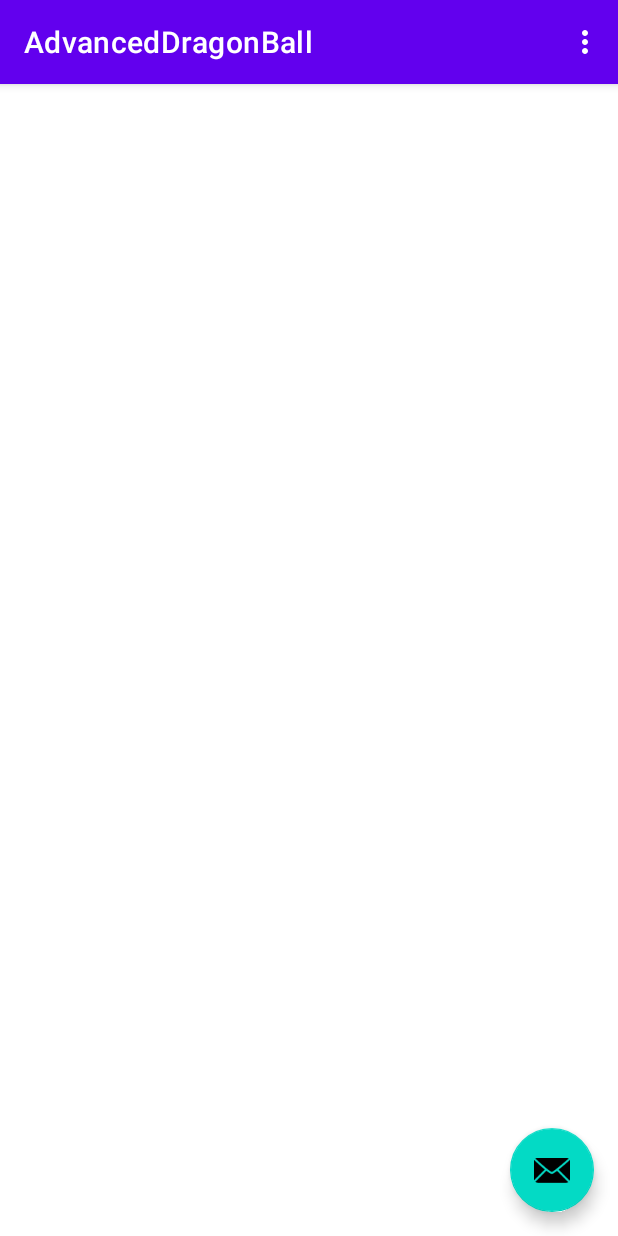
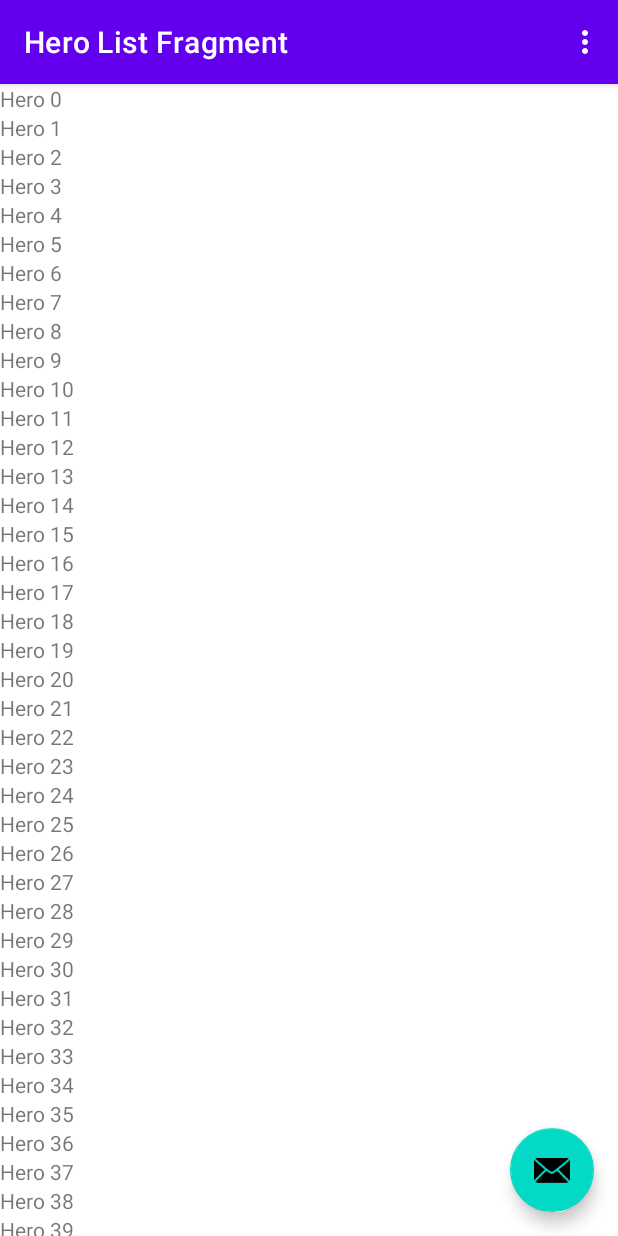
Before and after one commit to RobertRs-coder/AdvancedDragonBall, an Android app: the screen it shows after launch (MainActivity), on a phone screen of 412 x 824 dp. Run offline under Robolectric (Android 15) with nearby library versions, the light colour scheme and no system bars; our stand-ins replace navigation-ui.

Commit message:
RecyclerView done

```diff
--- a/app/src/main/java/com/advanced/advanceddragonball/HeroListFragment.kt
+++ b/app/src/main/java/com/advanced/advanceddragonball/HeroListFragment.kt
@@ -5,12 +5,10 @@ import androidx.fragment.app.Fragment
 import android.view.LayoutInflater
 import android.view.View
 import android.view.ViewGroup
-import androidx.navigation.fragment.findNavController
+import androidx.recyclerview.widget.LinearLayoutManager
 import com.advanced.advanceddragonball.databinding.FragmentHeroListBinding
+import java.util.UUID
 
-/**
- * A simple [Fragment] subclass as the default destination in the navigation.
- */
 class HeroListFragment : Fragment() {
 
     private var _binding: FragmentHeroListBinding? = null
@@ -19,7 +17,7 @@ class HeroListFragment : Fragment() {
     // onDestroyView.
     private val binding get() = _binding!!
 
-    private var hero = listOf<String>()
+    private val adapter = HeroListAdapter()
 
     override fun onCreateView(
         inflater: LayoutInflater, container: ViewGroup?,
@@ -33,11 +31,25 @@ class HeroListFragment : Fragment() {
 
     override fun onViewCreated(view: View, savedInstanceState: Bundle?) {
         super.onViewCreated(view, savedInstanceState)
-
+        with(binding) {
+            heroList.layoutManager = LinearLayoutManager(requireContext(), LinearLayoutManager.VERTICAL, false)
+            heroList.adapter = adapter
+            adapter.submitList(getHeroes(1000))
+        }
     }
 
     override fun onDestroyView() {
         super.onDestroyView()
         _binding = null
     }
+
+    private fun getHeroes(size: Int): List<Hero> {
+        val heroes = mutableListOf<Hero>()
+
+        for (i in 0 .. size) {
+            heroes.add(Hero("Hero $i",UUID.randomUUID().toString()))
+        }
+
+        return heroes
+    }
 }
--- a/app/src/main/java/com/advanced/advanceddragonball/MainActivity.kt
+++ b/app/src/main/java/com/advanced/advanceddragonball/MainActivity.kt
@@ -24,7 +24,7 @@ class MainActivity : AppCompatActivity() {
 
         setSupportActionBar(binding.toolbar)
 
-        val navController = findNavController(R.id.nav_host_frag ment_content_main)
+        val navController = findNavController(R.id.nav_host_fragment_content_main)
         appBarConfiguration = AppBarConfiguration(navController.graph)
         setupActionBarWithNavController(navController, appBarConfiguration)
 
--- a/app/src/main/res/layout/item_list.xml
+++ b/app/src/main/res/layout/item_list.xml
@@ -2,7 +2,7 @@
 <LinearLayout xmlns:android="http://schemas.android.com/apk/res/android"
     android:orientation="vertical"
     android:layout_width="match_parent"
-    android:layout_height="match_parent">
+    android:layout_height="wrap_content">
 
     <TextView
         android:id="@+id/hero_name"
```
